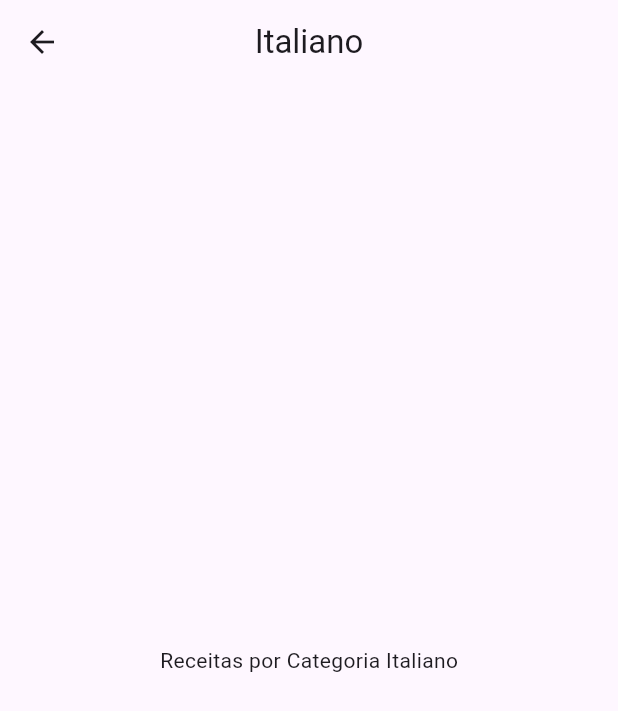
After one commit to gabrielnavas/meals-flutter-app, a Flutter app: the screen it shows after launch, after a tap on "Italiano", on a phone screen of 412 x 824 dp. The commit adds this screen. Shown: the top 711 px of the screen. Run offline on Flutter 3.47's test engine with Material 3 defaults, Android fonts, the phone set to English and light mode, and no system bars.

Commit message:
create categories meals screen

```diff
--- a/lib/main.dart
+++ b/lib/main.dart
@@ -11,6 +11,9 @@ class MainApp extends StatelessWidget {
     return MaterialApp(
       title: 'DeliMealsApp',
       theme: ThemeData(
+        appBarTheme: const AppBarTheme(
+          centerTitle: true,
+        ),
         primarySwatch: Colors.blue,
         fontFamily: 'Raleway',
         canvasColor: const Color.fromRGBO(255, 254, 229, 1),
--- /dev/null
+++ b/lib/screens/categories_meals_screen.dart
@@ -0,0 +1,23 @@
+import 'package:flutter/material.dart';
+import 'package:meals_flutter_app/models/category.dart';
+
+class CategoriesMealsScreen extends StatelessWidget {
+  final Category category;
+
+  const CategoriesMealsScreen(this.category, {super.key});
+
+  @override
+  Widget build(BuildContext context) {
+    return Scaffold(
+      appBar: AppBar(
+        centerTitle: Theme.of(context).appBarTheme.centerTitle,
+        title: Text(
+          category.title,
+        ),
+      ),
+      body: Center(
+        child: Text('Receitas por Categoria ${category.title}'),
+      ),
+    );
+  }
+}
--- a/lib/widgets/category_item.dart
+++ b/lib/widgets/category_item.dart
@@ -1,14 +1,25 @@
 import 'package:flutter/material.dart';
 import 'package:meals_flutter_app/models/category.dart';
+import 'package:meals_flutter_app/screens/categories_meals_screen.dart';
 
 class CategoryItem extends StatelessWidget {
   final Category category;
 
   const CategoryItem(this.category, {super.key});
 
+  void _selectCategory(BuildContext context) {
+    Navigator.of(context).push(MaterialPageRoute(
+      builder: (_) => CategoriesMealsScreen(category),
+    ));
+  }
+
   @override
   Widget build(BuildContext context) {
-    return Container(
+    return InkWell(
+      onTap: () => _selectCategory(context),
+      splashColor: Theme.of(context).primaryColor,
+      borderRadius: BorderRadius.circular(15),
+      child: Container(
         padding: const EdgeInsets.all(15),
         decoration: BoxDecoration(
           borderRadius: BorderRadius.circular(15),
@@ -25,6 +36,7 @@ class CategoryItem extends StatelessWidget {
           category.title,
           style: Theme.of(context).textTheme.titleSmall,
         ),
+      ),
     );
   }
 }
```
Lines whose indentation alone changed are shown as unchanged.
